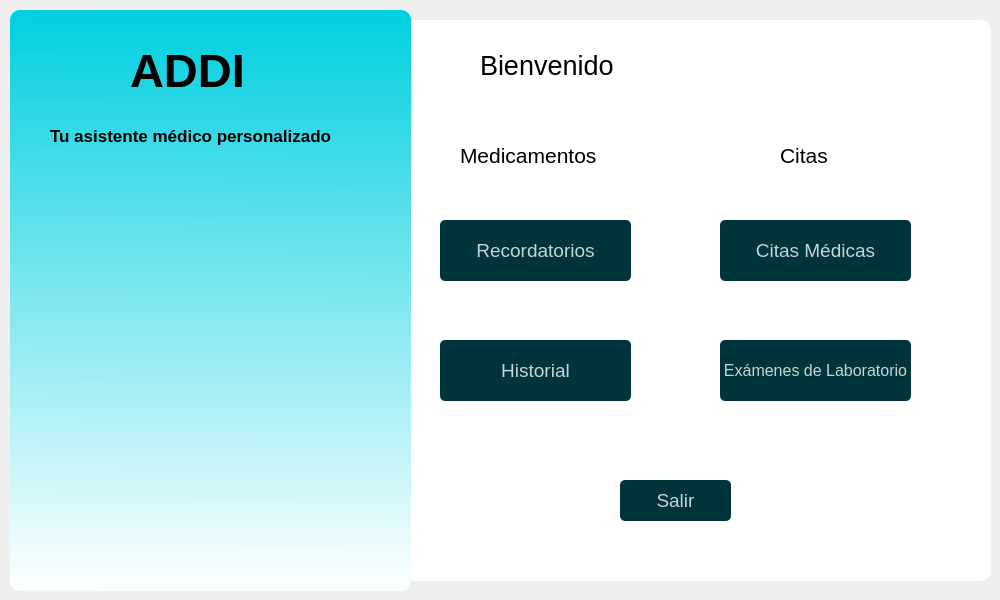
The window that ui/bienvenida.ui (daburneo1/addi) describes before a commit, drawn with Qt 5.
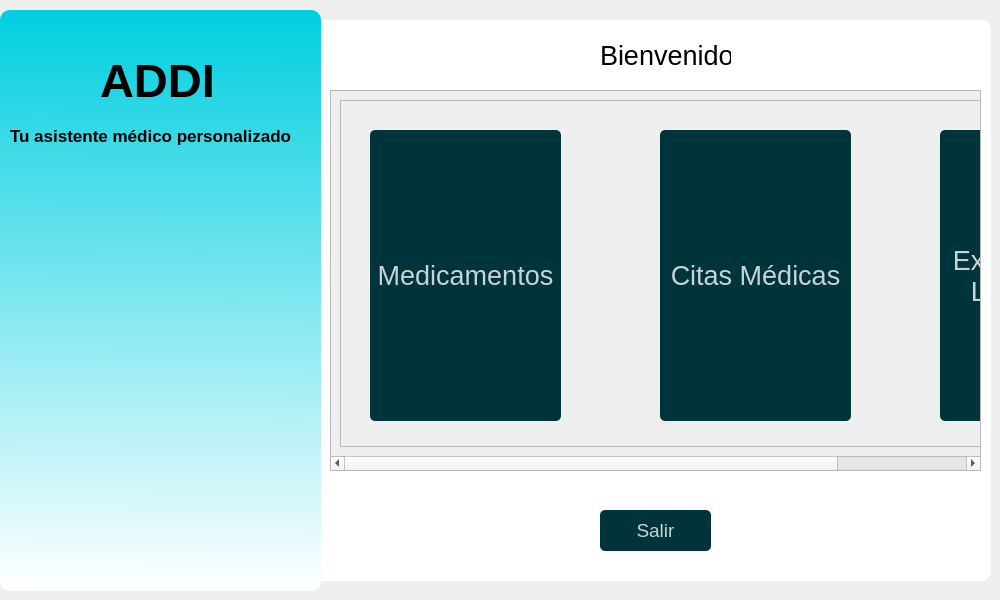
The same window after the commit. Icons and pictures are not drawn.

What changed in the file:
```diff
--- a/ui/bienvenida.ui
+++ b/ui/bienvenida.ui
@@ -53,9 +53,9 @@
    <widget class="QLabel" name="label">
     <property name="geometry">
      <rect>
-      <x>370</x>
+      <x>310</x>
       <y>10</y>
-      <width>621</width>
+      <width>681</width>
       <height>561</height>
      </rect>
     </property>
@@ -70,9 +70,9 @@
    <widget class="QLabel" name="label_2">
     <property name="geometry">
      <rect>
-      <x>10</x>
+      <x>0</x>
       <y>0</y>
-      <width>401</width>
+      <width>321</width>
       <height>581</height>
      </rect>
     </property>
@@ -87,8 +87,8 @@
    <widget class="QLabel" name="label_4">
     <property name="geometry">
      <rect>
-      <x>130</x>
-      <y>30</y>
+      <x>100</x>
+      <y>40</y>
       <width>131</width>
       <height>61</height>
      </rect>
@@ -107,7 +107,7 @@
    <widget class="QLabel" name="label_5">
     <property name="geometry">
      <rect>
-      <x>50</x>
+      <x>10</x>
       <y>100</y>
       <width>301</width>
       <height>51</height>
@@ -130,9 +130,9 @@
    <widget class="QLabel" name="label_Bienvenida">
     <property name="geometry">
      <rect>
-      <x>480</x>
-      <y>40</y>
-      <width>311</width>
+      <x>600</x>
+      <y>30</y>
+      <width>131</width>
       <height>31</height>
      </rect>
     </property>
@@ -145,119 +145,144 @@
      <string>Bienvenido</string>
     </property>
    </widget>
+   <widget class="QLabel" name="label_3">
+    <property name="geometry">
+     <rect>
+      <x>40</x>
+      <y>140</y>
+      <width>231</width>
+      <height>291</height>
+     </rect>
+    </property>
+    <property name="text">
+     <string/>
+    </property>
+    <property name="pixmap">
+     <pixmap>../Iconos/addi.png</pixmap>
+    </property>
+    <property name="scaledContents">
+     <bool>true</bool>
+    </property>
+   </widget>
+   <widget class="QScrollArea" name="scrollArea">
+    <property name="geometry">
+     <rect>
+      <x>330</x>
+      <y>80</y>
+      <width>651</width>
+      <height>381</height>
+     </rect>
+    </property>
+    <property name="styleSheet">
+     <string notr="true"/>
+    </property>
+    <property name="widgetResizable">
+     <bool>true</bool>
+    </property>
+    <widget class="QWidget" name="scrollAreaWidgetContents">
+     <property name="geometry">
+      <rect>
+       <x>-169</x>
+       <y>0</y>
+       <width>818</width>
+       <height>362</height>
+      </rect>
+     </property>
+     <layout class="QVBoxLayout" name="verticalLayout">
+      <item>
+       <widget class="QFrame" name="frame">
+        <property name="minimumSize">
+         <size>
+          <width>800</width>
+          <height>0</height>
+         </size>
+        </property>
+        <property name="styleSheet">
+         <string notr="true"/>
+        </property>
+        <property name="frameShape">
+         <enum>QFrame::StyledPanel</enum>
+        </property>
+        <property name="frameShadow">
+         <enum>QFrame::Raised</enum>
+        </property>
    <widget class="QPushButton" name="pushButtonRecordatorio">
     <property name="geometry">
      <rect>
-      <x>440</x>
-      <y>210</y>
+           <x>30</x>
+           <y>30</y>
       <width>191</width>
-      <height>61</height>
+           <height>291</height>
      </rect>
     </property>
     <property name="font">
      <font>
-      <pointsize>14</pointsize>
+           <pointsize>20</pointsize>
      </font>
     </property>
     <property name="text">
-     <string>Recordatorios</string>
-    </property>
-   </widget>
-   <widget class="QPushButton" name="pushButtonCumplimiento">
+          <string>Medicamentos</string>
+         </property>
+        </widget>
+        <widget class="QPushButton" name="pushButtonExamenLaboratorio">
     <property name="geometry">
      <rect>
-      <x>440</x>
-      <y>330</y>
+           <x>600</x>
+           <y>30</y>
       <width>191</width>
-      <height>61</height>
+           <height>291</height>
      </rect>
     </property>
     <property name="font">
      <font>
-      <pointsize>14</pointsize>
-     </font>
-    </property>
+           <pointsize>20</pointsize>
+           <weight>50</weight>
+           <italic>false</italic>
+           <bold>false</bold>
+           <underline>false</underline>
+           <strikeout>false</strikeout>
+           <stylestrategy>PreferDefault</stylestrategy>
+          </font>
+         </property>
+         <property name="tabletTracking">
+          <bool>false</bool>
+         </property>
+         <property name="contextMenuPolicy">
+          <enum>Qt::DefaultContextMenu</enum>
+         </property>
     <property name="text">
-     <string>Historial</string>
+          <string>Exámenes de
+ Laboratorio</string>
     </property>
    </widget>
    <widget class="QPushButton" name="pushButtonCitaMedica">
     <property name="geometry">
      <rect>
-      <x>720</x>
-      <y>210</y>
+           <x>320</x>
+           <y>30</y>
       <width>191</width>
-      <height>61</height>
+           <height>291</height>
      </rect>
     </property>
     <property name="font">
      <font>
-      <pointsize>14</pointsize>
+           <pointsize>20</pointsize>
      </font>
     </property>
     <property name="text">
      <string>Citas Médicas</string>
     </property>
    </widget>
-   <widget class="QPushButton" name="pushButtonExamenLaboratorio">
-    <property name="geometry">
-     <rect>
-      <x>720</x>
-      <y>330</y>
-      <width>191</width>
-      <height>61</height>
-     </rect>
-    </property>
-    <property name="font">
-     <font>
-      <pointsize>12</pointsize>
-     </font>
-    </property>
-    <property name="text">
-     <string>Exámenes de Laboratorio</string>
-    </property>
-   </widget>
-   <widget class="QLabel" name="label_6">
-    <property name="geometry">
-     <rect>
-      <x>460</x>
-      <y>130</y>
-      <width>141</width>
-      <height>31</height>
-     </rect>
-    </property>
-    <property name="font">
-     <font>
-      <pointsize>16</pointsize>
-     </font>
-    </property>
-    <property name="text">
-     <string>Medicamentos</string>
-    </property>
-   </widget>
-   <widget class="QLabel" name="label_7">
-    <property name="geometry">
-     <rect>
-      <x>780</x>
-      <y>130</y>
-      <width>51</width>
-      <height>31</height>
-     </rect>
-    </property>
-    <property name="font">
-     <font>
-      <pointsize>16</pointsize>
-     </font>
-    </property>
-    <property name="text">
-     <string>Citas</string>
-    </property>
+       </widget>
+      </item>
+     </layout>
+    </widget>
    </widget>
    <widget class="QPushButton" name="pushButtonSalir">
     <property name="geometry">
      <rect>
-      <x>620</x>
-      <y>470</y>
+      <x>600</x>
+      <y>500</y>
       <width>111</width>
       <height>41</height>
      </rect>
@@ -271,25 +296,6 @@
      <string>Salir</string>
     </property>
    </widget>
-   <widget class="QLabel" name="label_3">
-    <property name="geometry">
-     <rect>
-      <x>90</x>
-      <y>190</y>
-      <width>231</width>
-      <height>291</height>
-     </rect>
-    </property>
-    <property name="text">
-     <string/>
-    </property>
-    <property name="pixmap">
-     <pixmap>../Iconos/addi.png</pixmap>
-    </property>
-    <property name="scaledContents">
-     <bool>true</bool>
-    </property>
-   </widget>
   </widget>
  </widget>
  <resources/>
```
Lines whose indentation alone changed are shown as unchanged.
